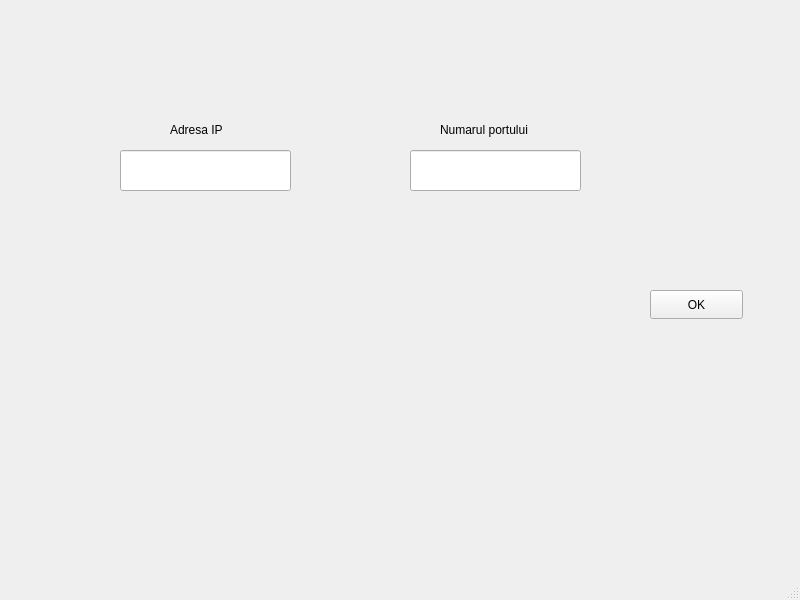
Before: the Qt Designer form Generator/dnsupdate.ui in alexandragugu/Practica2023, drawn with Qt 5.
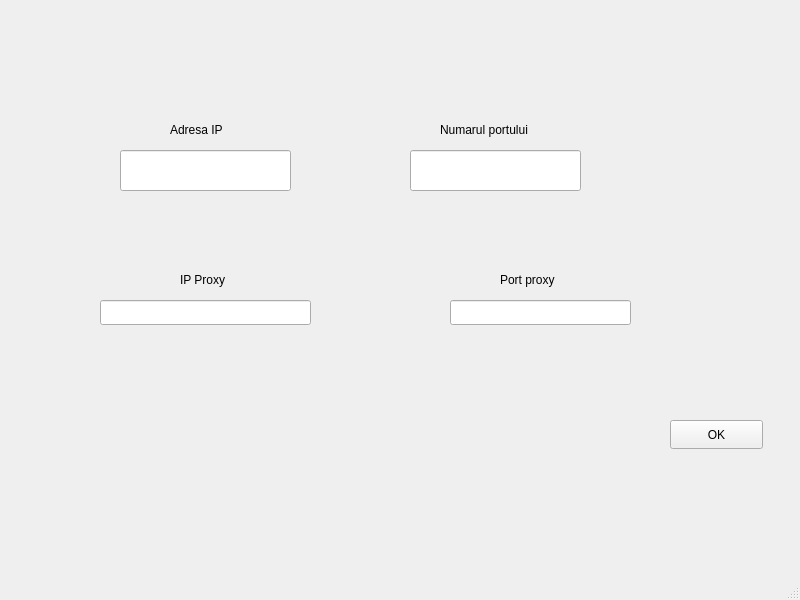
After: the same form once the commit is applied.

The edit to the form file:
```diff
--- a/Generator/dnsupdate.ui
+++ b/Generator/dnsupdate.ui
@@ -63,8 +63,8 @@
    <widget class="QPushButton" name="pushButton">
     <property name="geometry">
      <rect>
-      <x>650</x>
-      <y>290</y>
+      <x>670</x>
+      <y>420</y>
       <width>93</width>
       <height>29</height>
      </rect>
@@ -73,6 +73,52 @@
      <string>OK</string>
     </property>
    </widget>
+   <widget class="QLineEdit" name="ip_proxy">
+    <property name="geometry">
+     <rect>
+      <x>100</x>
+      <y>300</y>
+      <width>211</width>
+      <height>25</height>
+     </rect>
+    </property>
+   </widget>
+   <widget class="QLabel" name="label_3">
+    <property name="geometry">
+     <rect>
+      <x>180</x>
+      <y>270</y>
+      <width>63</width>
+      <height>20</height>
+     </rect>
+    </property>
+    <property name="text">
+     <string>IP Proxy</string>
+    </property>
+   </widget>
+   <widget class="QLineEdit" name="port_proxy">
+    <property name="geometry">
+     <rect>
+      <x>450</x>
+      <y>300</y>
+      <width>181</width>
+      <height>25</height>
+     </rect>
+    </property>
+   </widget>
+   <widget class="QLabel" name="label_4">
+    <property name="geometry">
+     <rect>
+      <x>500</x>
+      <y>270</y>
+      <width>81</width>
+      <height>20</height>
+     </rect>
+    </property>
+    <property name="text">
+     <string>Port proxy</string>
+    </property>
+   </widget>
   </widget>
   <widget class="QMenuBar" name="menubar">
    <property name="geometry">
```
